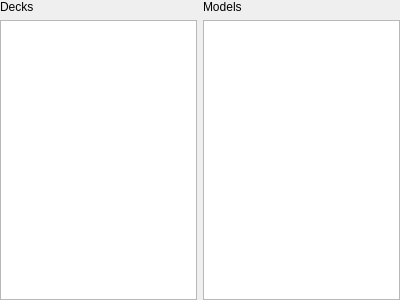
martin-kudlicka/vocabulary-master, file plugins/imp-anki/ankiimportwidget.ui: the form before one commit.
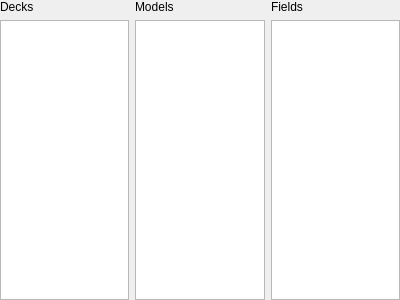
The form after the commit.

Commit message: + show Anki fields

Patch:
```diff
--- a/plugins/imp-anki/ankiimportwidget.ui
+++ b/plugins/imp-anki/ankiimportwidget.ui
@@ -59,6 +59,27 @@
      </item>
     </layout>
    </item>
+   <item>
+    <layout class="QVBoxLayout" name="verticalLayout_3">
+     <item>
+      <widget class="QLabel" name="label_3">
+       <property name="text">
+        <string>Fields</string>
+       </property>
+      </widget>
+     </item>
+     <item>
+      <widget class="QTreeView" name="qtvFields">
+       <property name="rootIsDecorated">
+        <bool>false</bool>
+       </property>
+       <attribute name="headerStretchLastSection">
+        <bool>false</bool>
+       </attribute>
+      </widget>
+     </item>
+    </layout>
+   </item>
   </layout>
  </widget>
  <resources/>
```
The commit also changes 6 other files.
